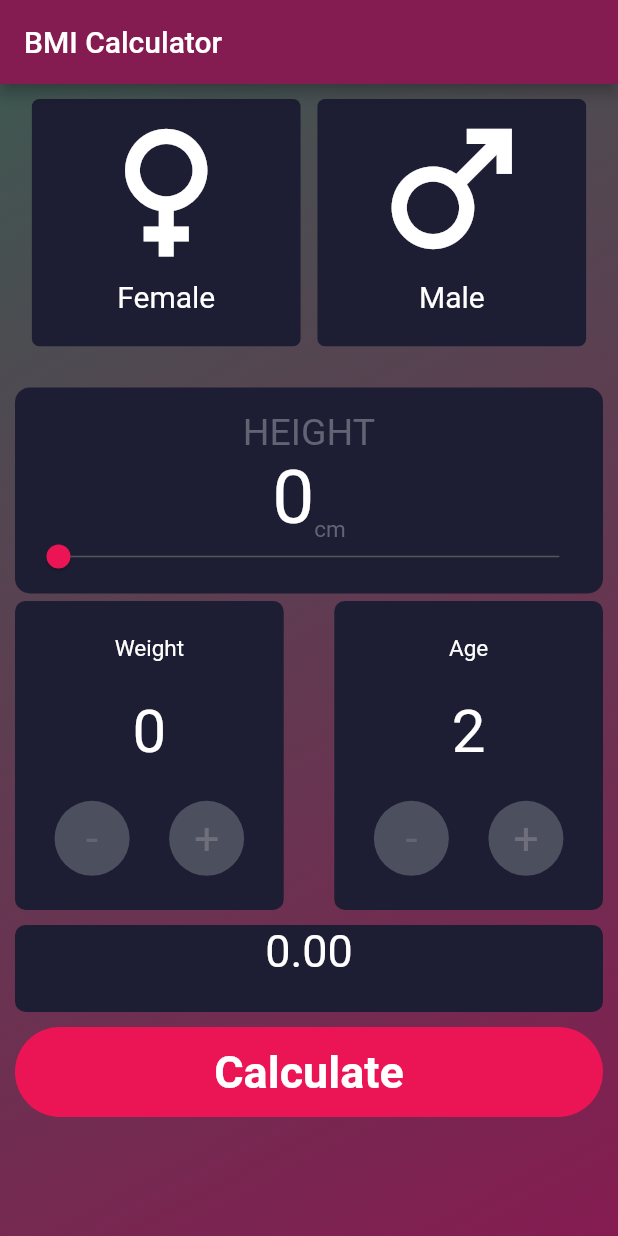
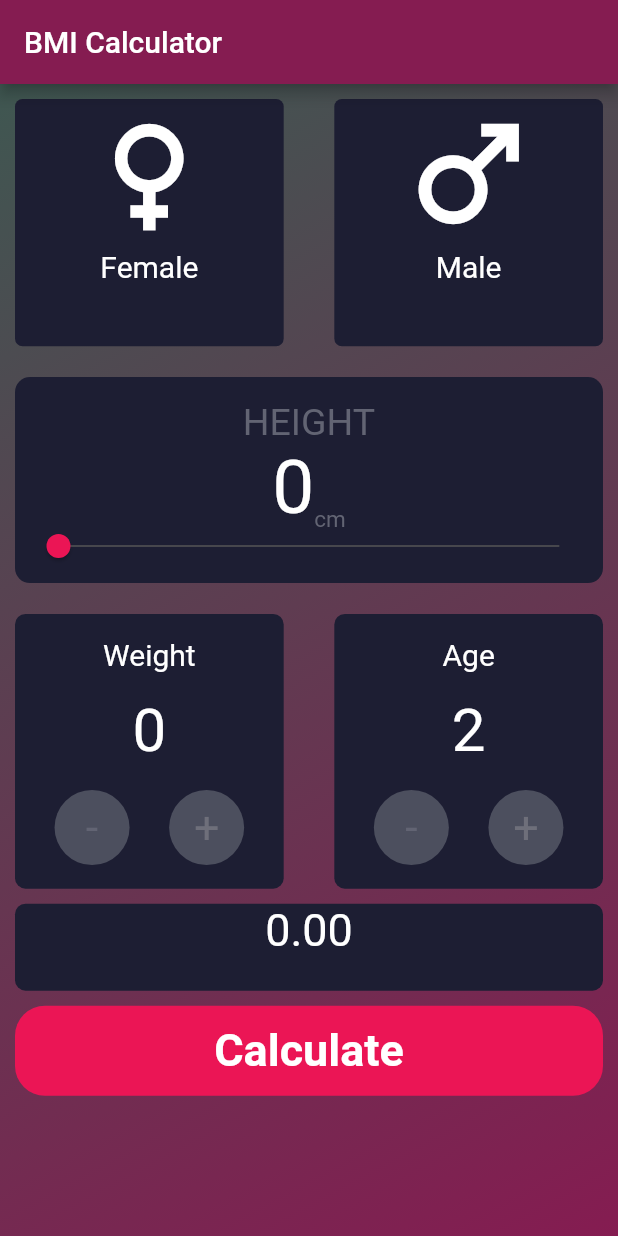
Before and after one commit to roshTailor/animated_bmi, a Flutter app: the screen it shows after launch, after a tap on "Calculate", on a phone screen of 412 x 824 dp. Run offline on Flutter 3.47's test engine with Material 2 defaults, Android fonts, the phone set to English and light mode, and no system bars; our stand-ins replace animate_do, animated_splash_screen; missing offline and left inert: flutter_cube.

Commit message:
RL ||11/02/2023||15:03

```diff
--- a/lib/Screen/homePage.dart
+++ b/lib/Screen/homePage.dart
@@ -1,6 +1,5 @@
 import 'package:animate_do/animate_do.dart';
 import 'package:flutter/material.dart';
-import 'package:flutter/scheduler.dart' show timeDilation;
 
 class HomePage extends StatefulWidget {
   const HomePage({Key? key}) : super(key: key);
@@ -10,43 +9,23 @@ class HomePage extends StatefulWidget {
 }
 
 class _HomePageState extends State<HomePage> with TickerProviderStateMixin {
-  // late AnimationController animationController;
-  // Animation? sizeAnimation;
-
-  @override
-  void initState() {
-    // TODO: implement initState
-    // animationController = AnimationController(vsync: this, duration: const Duration(seconds: 5));
-    // sizeAnimation = Tween<double>(begin: 10, end: 50).animate(
-    //   CurvedAnimation(
-    //     parent: animationController!,
-    //     curve: Curves.easeIn,
-    //   ),
-    // );
-    // animationController!.addListener(() {
-    //   setState(() {});
-    // });
-    // animationController.forward();
-    super.initState();
-  }
 
   double _height = 0, _weight = 0, meter = 0;
-  double BMI = 0;
+  double bmi = 0;
   int female = 0, male = 0, select = 0, age = 2;
   String category = "";
 
   @override
   Widget build(BuildContext context) {
-    timeDilation = 5;
     double hght = MediaQuery.of(context).size.height;
     double wdth = MediaQuery.of(context).size.width;
 
     return Scaffold(
       appBar: AppBar(
-        title: Text(
+        title: const Text(
           "BMI Calculator",
         ),
-        backgroundColor: Color(0xFF851C51),
+        backgroundColor: const Color(0xFF851C51),
       ),
       body: Container(
         decoration: const BoxDecoration(
@@ -64,9 +43,8 @@ class _HomePageState extends State<HomePage> with TickerProviderStateMixin {
           child: ListView(
             children: [
               Row(
-                mainAxisAlignment: MainAxisAlignment.spaceEvenly,
                 children: [
-                  FadeInLeft(
+                  ZoomIn(
                     child: InkWell(
                       borderRadius: BorderRadius.circular(5),
                       onTap: () {
@@ -78,17 +56,21 @@ class _HomePageState extends State<HomePage> with TickerProviderStateMixin {
                         height: hght / 5,
                         width: wdth / 2.3,
                         decoration: BoxDecoration(
-                          color: select == 1 ? const Color(0xff3B3C4C) : Color(0xff1D1E33),
+                          color: select == 1
+                              ? const Color(0xff3B3C4C)
+                              : const Color(0xff1D1E33),
                           borderRadius: BorderRadius.circular(5),
                         ),
                         child: Column(
                           children: [
                             Icon(
                               Icons.female,
-                              color: select == 1 ? Color(0xffEB1555) : Colors.white,
-                              size: 120,
+                              color: select == 1
+                                  ? const Color(0xffEB1555)
+                                  : Colors.white,
+                              size: 100,
                             ),
-                            Text(
+                            const Text(
                               "Female",
                               style: TextStyle(
                                 fontSize: 20,
@@ -100,7 +82,8 @@ class _HomePageState extends State<HomePage> with TickerProviderStateMixin {
                       ),
                     ),
                   ),
-                  FadeInRight(
+                  const Spacer(),
+                  ZoomIn(
                     child: InkWell(
                       borderRadius: BorderRadius.circular(5),
                       onTap: () {
@@ -112,17 +95,21 @@ class _HomePageState extends State<HomePage> with TickerProviderStateMixin {
                         height: hght / 5,
                         width: wdth / 2.3,
                         decoration: BoxDecoration(
-                          color: select == 2 ? const Color(0xff3B3C4C) : Color(0xff1D1E33),
+                          color: select == 2
+                              ? const Color(0xff3B3C4C)
+                              : const Color(0xff1D1E33),
                           borderRadius: BorderRadius.circular(5),
                         ),
                         child: Column(
                           children: [
                             Icon(
                               Icons.male,
-                              color: select == 2 ? Color(0xffEB1555) : Colors.white,
-                              size: 120,
+                              color: select == 2
+                                  ? Color(0xffEB1555)
+                                  : Colors.white,
+                              size: 100,
                             ),
-                            Text(
+                            const Text(
                               "Male",
                               style: TextStyle(
                                 fontSize: 20,
@@ -137,9 +124,9 @@ class _HomePageState extends State<HomePage> with TickerProviderStateMixin {
                 ],
               ),
               SizedBox(
-                height: hght / 30,
+                height: hght / 40,
               ),
-              FadeIn(
+              ZoomIn(
                 child: Container(
                   height: hght / 6,
                   width: wdth / 0.9,
@@ -170,7 +157,7 @@ class _HomePageState extends State<HomePage> with TickerProviderStateMixin {
                                 fontSize: 50,
                               ),
                             ),
-                            Text(
+                            const Text(
                               "cm",
                               style: TextStyle(
                                 fontSize: 15,
@@ -182,8 +169,10 @@ class _HomePageState extends State<HomePage> with TickerProviderStateMixin {
                         SliderTheme(
                           data: const SliderThemeData(
                             trackHeight: 1,
-                            overlayShape: RoundSliderOverlayShape(overlayRadius: 9),
-                            thumbShape: RoundSliderThumbShape(enabledThumbRadius: 8),
+                            overlayShape:
+                                RoundSliderOverlayShape(overlayRadius: 9),
+                            thumbShape:
+                                RoundSliderThumbShape(enabledThumbRadius: 8),
                             thumbColor: Color(0xffEB1555),
                             inactiveTrackColor: Color(0xff555555),
                             activeTrackColor: Color(0xffF5C1D1),
@@ -204,34 +193,34 @@ class _HomePageState extends State<HomePage> with TickerProviderStateMixin {
                   ),
                 ),
               ),
-              const SizedBox(
-                height: 5,
+              SizedBox(
+                height: hght / 40,
               ),
-              Expanded(
-                flex: 2,
-                child: Row(
-                  mainAxisAlignment: MainAxisAlignment.spaceBetween,
-                  children: [
-                    Container(
-                      height: hght / 4,
+              Row(
+                mainAxisAlignment: MainAxisAlignment.spaceBetween,
+                children: [
+                  ZoomIn(
+
+                    child: Container(
+                      height: hght / 4.5,
                       width: wdth / 2.3,
                       decoration: BoxDecoration(
-                        color: Color(0xff1D1E33),
+                        color: const Color(0xff1D1E33),
                         borderRadius: BorderRadius.circular(7),
                       ),
                       child: Column(
                         mainAxisAlignment: MainAxisAlignment.spaceEvenly,
                         children: [
-                          Text(
+                          const Text(
                             "Weight",
                             style: TextStyle(
-                              fontSize: 15,
+                              fontSize: 20,
                               color: Color(0xffFFFFFF),
                             ),
                           ),
                           Text(
                             "${_weight.toInt()}",
-                            style: TextStyle(
+                            style: const TextStyle(
                               fontSize: 40,
                               color: Color(0xffFFFFFF),
                             ),
@@ -253,16 +242,16 @@ class _HomePageState extends State<HomePage> with TickerProviderStateMixin {
                                   height: 50,
                                   width: 50,
                                   alignment: Alignment.center,
-                                  child: Text(
+                                  decoration: const BoxDecoration(
+                                    shape: BoxShape.circle,
+                                    color: Color(0xff4C4F5E),
+                                  ),
+                                  child:const Text(
                                     "-",
                                     style: TextStyle(
                                       fontSize: 30,
                                       color: Color(0xff626473),
                                     ),
-                                  ),
-                                  decoration: BoxDecoration(
-                                    shape: BoxShape.circle,
-                                    color: Color(0xff4C4F5E),
                                   ),
                                 ),
                               ),
@@ -276,16 +265,16 @@ class _HomePageState extends State<HomePage> with TickerProviderStateMixin {
                                   height: 50,
                                   width: 50,
                                   alignment: Alignment.center,
-                                  child: Text(
+                                  decoration: const BoxDecoration(
+                                    shape: BoxShape.circle,
+                                    color: Color(0xff4C4F5E),
+                                  ),
+                                  child: const Text(
                                     "+",
                                     style: TextStyle(
                                       fontSize: 30,
                                       color: Color(0xff6E6F7A),
                                     ),
-                                  ),
-                                  decoration: BoxDecoration(
-                                    shape: BoxShape.circle,
-                                    color: Color(0xff4C4F5E),
                                   ),
                                 ),
                               )
@@ -294,26 +283,28 @@ class _HomePageState extends State<HomePage> with TickerProviderStateMixin {
                         ],
                       ),
                     ),
-                    Container(
-                      height: hght / 4,
+                  ),
+                  ZoomIn(
+                    child: Container(
+                      height: hght / 4.5,
                       width: wdth / 2.3,
                       decoration: BoxDecoration(
-                        color: Color(0xff1D1E33),
+                        color: const Color(0xff1D1E33),
                         borderRadius: BorderRadius.circular(7),
                       ),
                       child: Column(
                         mainAxisAlignment: MainAxisAlignment.spaceEvenly,
                         children: [
-                          Text(
+                          const Text(
                             "Age",
                             style: TextStyle(
-                              fontSize: 15,
+                              fontSize: 20,
                               color: Color(0xffFFFFFF),
                             ),
                           ),
                           Text(
                             "$age",
-                            style: TextStyle(
+                            style: const TextStyle(
                               fontSize: 40,
                               color: Color(0xffFFFFFF),
                             ),
@@ -335,16 +326,16 @@ class _HomePageState extends State<HomePage> with TickerProviderStateMixin {
                                   height: 50,
                                   width: 50,
                                   alignment: Alignment.center,
-                                  child: Text(
+                                  decoration: const BoxDecoration(
+                                    shape: BoxShape.circle,
+                                    color: Color(0xff4C4F5E),
+                                  ),
+                                  child: const Text(
                                     "-",
                                     style: TextStyle(
                                       fontSize: 30,
                                       color: Color(0xff626473),
                                     ),
-                                  ),
-                                  decoration: BoxDecoration(
-                                    shape: BoxShape.circle,
-                                    color: Color(0xff4C4F5E),
                                   ),
                                 ),
                               ),
@@ -358,16 +349,16 @@ class _HomePageState extends State<HomePage> with TickerProviderStateMixin {
                                   height: 50,
                                   width: 50,
                                   alignment: Alignment.center,
-                                  child: Text(
+                                  decoration: const BoxDecoration(
+                                    shape: BoxShape.circle,
+                                    color: Color(0xff4C4F5E),
+                                  ),
+                                  child: const Text(
                                     "+",
                                     style: TextStyle(
                                       fontSize: 30,
                                       color: Color(0xff6E6F7A),
                                     ),
-                                  ),
-                                  decoration: BoxDecoration(
-                                    shape: BoxShape.circle,
-                                    color: Color(0xff4C4F5E),
                                   ),
                                 ),
                               )
@@ -376,17 +367,16 @@ class _HomePageState extends State<HomePage> with TickerProviderStateMixin {
                         ],
                       ),
                     ),
-                  ],
-                ),
+                  ),
+                ],
               ),
               const SizedBox(
                 height: 10,
               ),
-              Expanded(
-                flex: 1,
+              ZoomIn(
                 child: Container(
                   decoration: BoxDecoration(
-                    color: Color(0xff1D1E33),
+                    color: const Color(0xff1D1E33),
                     borderRadius: BorderRadius.circular(7),
                   ),
                   alignment: Alignment.center,
@@ -394,15 +384,15 @@ class _HomePageState extends State<HomePage> with TickerProviderStateMixin {
                     mainAxisAlignment: MainAxisAlignment.center,
                     children: [
                       Text(
-                        "${BMI.toStringAsFixed(2)}",
-                        style: TextStyle(
+                        bmi.toStringAsFixed(2),
+                        style: const TextStyle(
                           fontSize: 30,
                           color: Color(0xffFFFFFF),
                         ),
                       ),
                       Text(
-                        "$category",
-                        style: TextStyle(
+                        category,
+                        style: const TextStyle(
                           fontSize: 20,
                           color: Color(0xffFFFFFF),
                         ),
@@ -414,20 +404,18 @@ class _HomePageState extends State<HomePage> with TickerProviderStateMixin {
               const SizedBox(
                 height: 10,
               ),
-              Expanded(
-                flex: 1,
-                child: InkWell(
-                  borderRadius: BorderRadius.circular(40),
+              ZoomIn(
+                child:GestureDetector(
                   onTap: () {
                     setState(() {
                       if (select != 0 && age >= 2) {
                         meter = _height / 100;
-                        BMI = _weight / (meter * meter);
-                        if (BMI <= 18.5) {
+                        bmi = _weight / (meter * meter);
+                        if (bmi <= 18.5) {
                           category = "Underweight";
-                        } else if (BMI >= 18.5 && BMI <= 24.9) {
+                        } else if (bmi >= 18.5 && bmi <= 24.9) {
                           category = "Normal weight";
-                        } else if (BMI >= 25 && BMI <= 29.9) {
+                        } else if (bmi >= 25 && bmi <= 29.9) {
                           category = "Overweight";
                         } else {
                           category = "Obesity";
@@ -439,17 +427,17 @@ class _HomePageState extends State<HomePage> with TickerProviderStateMixin {
                     height: 60,
                     //width: 200,
                     alignment: Alignment.center,
-                    child: Text(
+                    decoration: BoxDecoration(
+                      color: const Color(0xffEB1555),
+                      borderRadius: BorderRadius.circular(20),
+                    ),
+                    child: const Text(
                       "Calculate",
                       style: TextStyle(
                         color: Color(0xffFFFFFF),
                         fontSize: 30,
                         fontWeight: FontWeight.w700,
                       ),
-                    ),
-                    decoration: BoxDecoration(
-                      color: Color(0xffEB1555),
-                      borderRadius: BorderRadius.circular(40),
                     ),
                   ),
                 ),
@@ -458,21 +446,6 @@ class _HomePageState extends State<HomePage> with TickerProviderStateMixin {
           ),
         ),
       ),
-
-      // body: Center(
-      //   child: AnimatedBuilder(
-      //     animation: animationController,
-      //     builder: (BuildContext context, Widget? child) {
-      //       return Hero(
-      //           tag: "tag",
-      //           child: Container(
-      //             height: sizeAnimation!.value,
-      //             width: sizeAnimation!.value,
-      //             color: Colors.cyanAccent,
-      //           ));
-      //     },
-      //   ),
-      // ),
     );
   }
 }
--- a/lib/main.dart
+++ b/lib/main.dart
@@ -1,6 +1,4 @@
 import 'package:flutter/material.dart';
-
-import 'Screen/3dobject.dart';
 import 'Screen/homePage.dart';
 import 'Screen/splash.dart';
 
```
